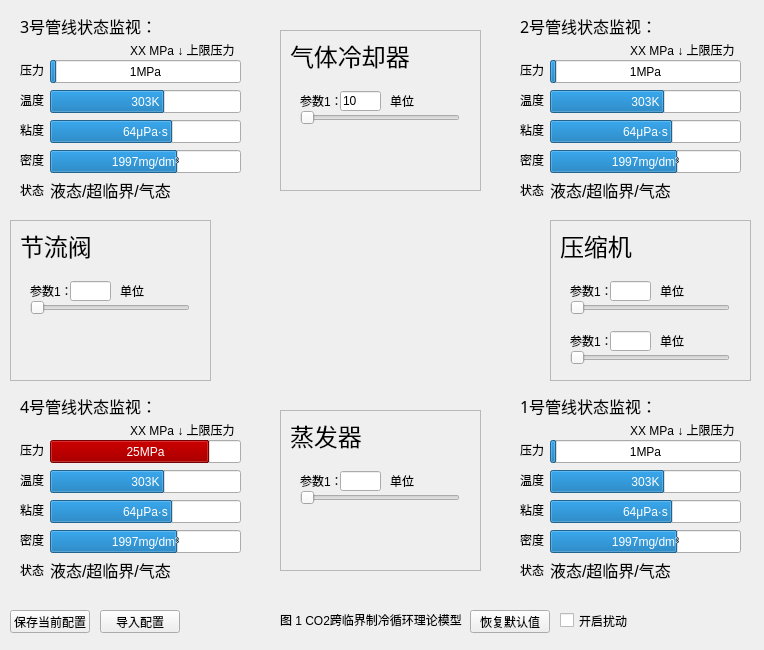
AbsoluteZero-Lightcone/CO2, file mainwindow.ui: the form before one commit.
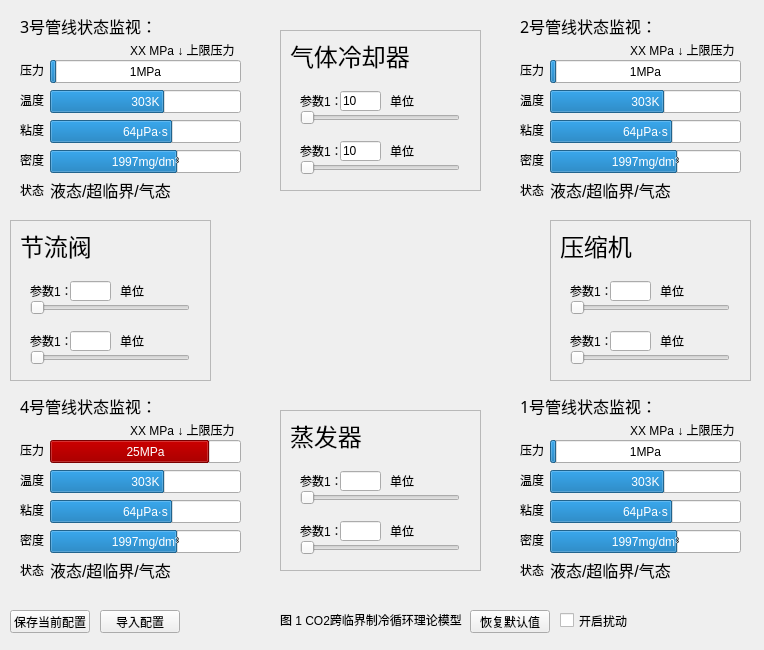
The form after the commit. Icons and pictures are not drawn.

```diff
--- a/mainwindow.ui
+++ b/mainwindow.ui
@@ -136,7 +136,69 @@
        <string>单位</string>
       </property>
      </widget>
-     <widget class="QSlider" name="GasCooler_horizontalSlider_val_1">
+     <widget class="QSlider" name="GasCooler_Slider_val_1">
+      <property name="geometry">
+       <rect>
+        <x>10</x>
+        <y>30</y>
+        <width>160</width>
+        <height>16</height>
+       </rect>
+      </property>
+      <property name="orientation">
+       <enum>Qt::Horizontal</enum>
+      </property>
+     </widget>
+    </widget>
+    <widget class="QWidget" name="GasCooler_val_2" native="true">
+     <property name="geometry">
+      <rect>
+       <x>10</x>
+       <y>100</y>
+       <width>181</width>
+       <height>51</height>
+      </rect>
+     </property>
+     <widget class="QLabel" name="label_35">
+      <property name="geometry">
+       <rect>
+        <x>10</x>
+        <y>10</y>
+        <width>41</width>
+        <height>21</height>
+       </rect>
+      </property>
+      <property name="text">
+       <string>参数1：</string>
+      </property>
+     </widget>
+     <widget class="QLineEdit" name="GasCooler_LineEdit_val_3">
+      <property name="geometry">
+       <rect>
+        <x>50</x>
+        <y>11</y>
+        <width>41</width>
+        <height>20</height>
+       </rect>
+      </property>
+      <property name="text">
+       <string>10</string>
+      </property>
+     </widget>
+     <widget class="QLabel" name="label_36">
+      <property name="geometry">
+       <rect>
+        <x>100</x>
+        <y>10</y>
+        <width>41</width>
+        <height>21</height>
+       </rect>
+      </property>
+      <property name="text">
+       <string>单位</string>
+      </property>
+     </widget>
+     <widget class="QSlider" name="GasCooler_Slider_val_3">
       <property name="geometry">
        <rect>
         <x>10</x>
@@ -449,7 +511,66 @@
        <string>单位</string>
       </property>
      </widget>
-     <widget class="QSlider" name="Evaporator_horizontalSlider_val_1">
+     <widget class="QSlider" name="Evaporator_Slider_val_1">
+      <property name="geometry">
+       <rect>
+        <x>10</x>
+        <y>30</y>
+        <width>160</width>
+        <height>16</height>
+       </rect>
+      </property>
+      <property name="orientation">
+       <enum>Qt::Horizontal</enum>
+      </property>
+     </widget>
+    </widget>
+    <widget class="QWidget" name="Evaporator_val_2" native="true">
+     <property name="geometry">
+      <rect>
+       <x>10</x>
+       <y>100</y>
+       <width>181</width>
+       <height>51</height>
+      </rect>
+     </property>
+     <widget class="QLabel" name="label_51">
+      <property name="geometry">
+       <rect>
+        <x>10</x>
+        <y>10</y>
+        <width>41</width>
+        <height>21</height>
+       </rect>
+      </property>
+      <property name="text">
+       <string>参数1：</string>
+      </property>
+     </widget>
+     <widget class="QLineEdit" name="Evaporator_LineEdit_val_2">
+      <property name="geometry">
+       <rect>
+        <x>50</x>
+        <y>11</y>
+        <width>41</width>
+        <height>20</height>
+       </rect>
+      </property>
+     </widget>
+     <widget class="QLabel" name="label_52">
+      <property name="geometry">
+       <rect>
+        <x>100</x>
+        <y>10</y>
+        <width>41</width>
+        <height>21</height>
+       </rect>
+      </property>
+      <property name="text">
+       <string>单位</string>
+      </property>
+     </widget>
+     <widget class="QSlider" name="Evaporator_Slider_val_2">
       <property name="geometry">
        <rect>
         <x>10</x>
@@ -543,7 +664,66 @@
        <string>单位</string>
       </property>
      </widget>
-     <widget class="QSlider" name="ThrottleValve_horizontalSlider_val_1">
+     <widget class="QSlider" name="ThrottleValve_Slider_val_1">
+      <property name="geometry">
+       <rect>
+        <x>10</x>
+        <y>30</y>
+        <width>160</width>
+        <height>16</height>
+       </rect>
+      </property>
+      <property name="orientation">
+       <enum>Qt::Horizontal</enum>
+      </property>
+     </widget>
+    </widget>
+    <widget class="QWidget" name="ThrottleValve_val_2" native="true">
+     <property name="geometry">
+      <rect>
+       <x>10</x>
+       <y>100</y>
+       <width>181</width>
+       <height>51</height>
+      </rect>
+     </property>
+     <widget class="QLabel" name="label_39">
+      <property name="geometry">
+       <rect>
+        <x>10</x>
+        <y>10</y>
+        <width>41</width>
+        <height>21</height>
+       </rect>
+      </property>
+      <property name="text">
+       <string>参数1：</string>
+      </property>
+     </widget>
+     <widget class="QLineEdit" name="ThrottleValve_LineEdit_val_2">
+      <property name="geometry">
+       <rect>
+        <x>50</x>
+        <y>11</y>
+        <width>41</width>
+        <height>20</height>
+       </rect>
+      </property>
+     </widget>
+     <widget class="QLabel" name="label_40">
+      <property name="geometry">
+       <rect>
+        <x>100</x>
+        <y>10</y>
+        <width>41</width>
+        <height>21</height>
+       </rect>
+      </property>
+      <property name="text">
+       <string>单位</string>
+      </property>
+     </widget>
+     <widget class="QSlider" name="ThrottleValve_Slider_val_2">
       <property name="geometry">
        <rect>
         <x>10</x>
```
Left out of the diff: 12 changed lines with no effect on the pictures.
